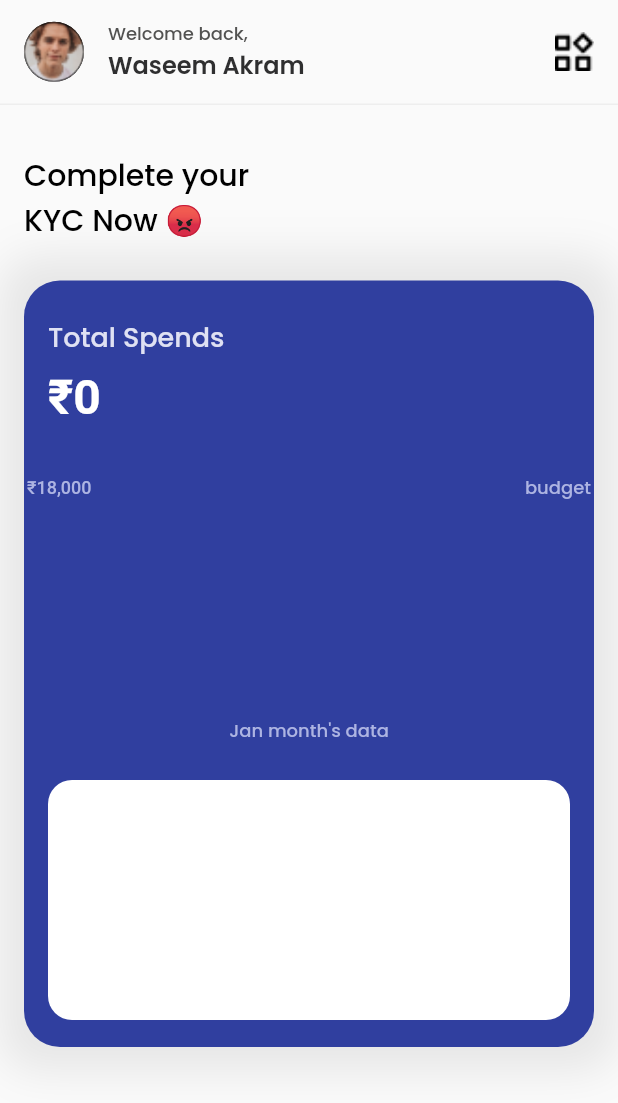
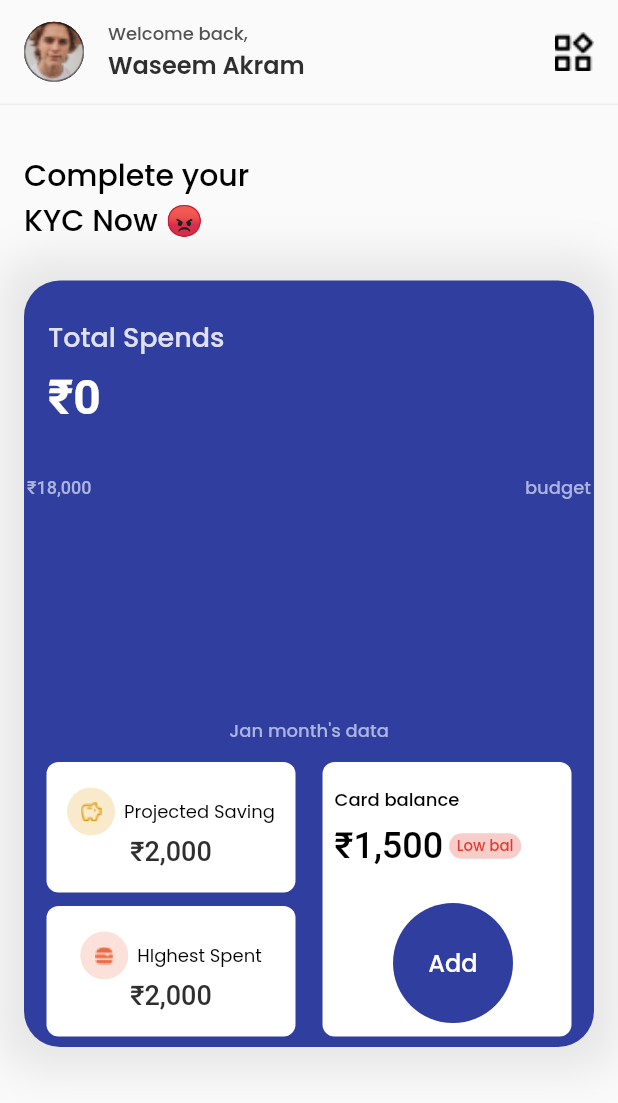
Before and after one commit to csi-vitpune/expense_tracker, a Flutter app: the screen it shows after launch, on a phone screen of 412 x 824 dp. Shown: the top 1103 px of the screen. Run offline on Flutter 3.47's test engine with Material 2 defaults, Android fonts, the phone set to English and light mode, and no system bars; our stand-ins replace google_fonts.

Commit message:
design completed for expenses widget

```diff
--- a/lib/screens/home_screen.dart
+++ b/lib/screens/home_screen.dart
@@ -1,3 +1,4 @@
+import 'package:expense_tracker/widgets/expense_track_widget.dart';
 import 'package:expense_tracker/widgets/home_page_title.dart';
 import 'package:expense_tracker/widgets/home_screen_appbar.dart';
 import 'package:expense_tracker/widgets/poppins_text.dart';
@@ -22,91 +23,7 @@ class _HomeScreenState extends State<HomeScreen> {
             children: [
               HomeScreenAppBar(),
               HomePageTitle(),
-              Padding(
-                padding: EdgeInsets.only(top: 25, left: 16, right: 16),
-                child: Container(
-                  width: double.infinity,
-                  height: 511,
-                  decoration: BoxDecoration(
-                    color: Color(0xFF303F9F),
-                    borderRadius: BorderRadius.circular(24),
-                    boxShadow: [
-                      BoxShadow(
-                        color: Color.fromRGBO(0, 0, 0, 0.08),
-                        spreadRadius: 16,
-                        blurRadius: 24,
-                        offset: Offset(0, 0), // changes position of shadow
-                      ),
-                    ],
-                  ),
-                  child: Column(
-                    crossAxisAlignment: CrossAxisAlignment.start,
-                    children: [
-                      Padding(
-                        padding: EdgeInsets.only(left: 16, top: 24),
-                        child: PoppinsText(
-                          text: 'Total Spends',
-                          fontColor: Color(0xFFDFE1F3),
-                          fontSize: 18,
-                        ),
-                      ),
-                      Padding(
-                        padding: EdgeInsets.only(left: 16, top: 8),
-                        child: Text(
-                          '₹0',
-                          style: GoogleFonts.roboto(
-                            fontSize: 32,
-                            fontWeight: FontWeight.w600,
-                            color: Color(0xFFFFFFFF),
-                          ),
-                        ),
-                      ),
-                      Padding(
-                        padding: EdgeInsets.only(top: 32, left: 2, right: 2),
-                        child: Row(
-                          mainAxisSize: MainAxisSize.max,
-                          children: [
-                            Text(
-                              '₹18,000',
-                              style: GoogleFonts.roboto(
-                                  fontSize: 12,
-                                  color: Color(0xFFADB4E2),
-                                  fontWeight: FontWeight.w500),
-                            ),
-                            Spacer(),
-                            PoppinsText(
-                              text: 'budget',
-                              fontColor: Color(0xFFADB4E2),
-                              fontSize: 12,
-                            )
-                          ],
-                        ),
-                      ),
-                      Align(
-                        alignment: Alignment.center,
-                        child: Padding(
-                          padding: EdgeInsets.only(top: 144),
-                          child: PoppinsText(
-                            text: "Jan month's data",
-                            fontColor: Color(0xFFADB4E2),
-                            fontSize: 12,
-                          ),
-                        ),
-                      ),
-
-                      Container(
-                        margin: EdgeInsets.only(top: 24, left: 16,right: 16),
-                        width: double.infinity,
-                        height: 160,
-                        decoration: BoxDecoration(
-                          color: Colors.white,
-                          borderRadius:BorderRadius.circular(16)
-                        ),
-                      )
-                    ],
-                  ),
-                ),
-              )
+              ExpenseTrackWidget()
             ],
           ),
         ),
--- /dev/null
+++ b/lib/widgets/complete_kyc_widget.dart
@@ -0,0 +1,88 @@
+import 'package:expense_tracker/widgets/poppins_text.dart';
+import 'package:expense_tracker/widgets/roboto_text.dart';
+import 'package:flutter/material.dart';
+
+class CompleteKycWidget extends StatelessWidget {
+  const CompleteKycWidget({Key? key}) : super(key: key);
+
+  @override
+  Widget build(BuildContext context) {
+    return Container(
+      margin: const EdgeInsets.only(top: 24, left: 16, right: 16),
+      width: double.infinity,
+      height: 160,
+      decoration: BoxDecoration(
+          color: Colors.white, borderRadius: BorderRadius.circular(16)),
+      child: Stack(
+        children: [
+          Align(
+            alignment: Alignment.topLeft,
+            child: Padding(
+              padding: const EdgeInsets.only(top: 16, left: 16),
+              child: Column(
+                crossAxisAlignment: CrossAxisAlignment.start,
+                children: [
+                  PoppinsText(
+                    text: 'Pending KYC',
+                    fontColor: const Color(0xFF0c0c0c),
+                    fontSize: 18,
+                  ),
+                  PoppinsText(
+                    text:
+                    "Lorem Ipsum is simply dummy text \nof the printing and typesetting\nindustry. Lorem",
+                    fontColor: const Color(0xFF000000),
+                    fontSize: 10,
+                    fontWeight: FontWeight.w400,
+                  )
+                ],
+              ),
+            ),
+          ),
+          Align(
+            alignment: Alignment.bottomLeft,
+            child: Padding(
+              padding: EdgeInsets.only(left: 16, bottom: 16),
+              child: GestureDetector(
+                child: Container(
+                  width: 146,
+                  height: 40,
+                  decoration: BoxDecoration(
+                      color: const Color(0xFFE13B30),
+                      borderRadius: BorderRadius.circular(84)),
+                  child: Center(
+                    child: RobotoText(
+                      text: "Complete Now",
+                      fontSize: 16,
+                      fontColor: const Color(0xFFFFFFFF),
+                      fontWeight: FontWeight.w400,
+                    ),
+                  ),
+                ),
+                onTap: () {},
+              ),
+            ),
+          ),
+          Positioned(
+            left: 230,
+            top: -30,
+            child: Container(
+              height: 144,
+              width: 144,
+              decoration: BoxDecoration(
+                  color: const Color(0xFFE13B30).withOpacity(0.1),
+                  shape: BoxShape.circle),
+            ),
+          ),
+          Positioned(
+            top: 24,
+            right: 28,
+            child: Image.asset(
+              'assets/images/key.png',
+              scale: 0.9,
+            ),
+          )
+        ],
+      ),
+    );
+  }
+}
--- /dev/null
+++ b/lib/widgets/expense_highlight_widget.dart
@@ -0,0 +1,61 @@
+import 'package:expense_tracker/widgets/poppins_text.dart';
+import 'package:expense_tracker/widgets/roboto_text.dart';
+import 'package:flutter/material.dart';
+
+class ExpenseHighlightWidget extends StatelessWidget {
+  Color circleColor;
+  String title;
+  String amount;
+  String asset;
+
+  ExpenseHighlightWidget(
+      {Key? key,
+      required this.circleColor,
+      required this.title,
+      required this.amount,
+      required this.asset})
+      : super(key: key);
+
+  @override
+  Widget build(BuildContext context) {
+    return Container(
+      height: 87,
+      decoration: BoxDecoration(
+          color: Colors.white, borderRadius: BorderRadius.circular(8)),
+      child: Column(
+        mainAxisAlignment: MainAxisAlignment.center,
+        crossAxisAlignment: CrossAxisAlignment.center,
+        children: [
+          Row(
+            mainAxisAlignment: MainAxisAlignment.center,
+            children: [
+              Container(
+                height: 32,
+                width: 32,
+                decoration: BoxDecoration(
+                    shape: BoxShape.circle,
+                    color: circleColor.withOpacity(0.2)),
+                child: Center(
+                  child: Image.asset(asset),
+                ),
+              ),
+              SizedBox(
+                width: 6,
+              ),
+              PoppinsText(
+                text: title,
+                fontSize: 12,
+                fontWeight: FontWeight.w400,
+              )
+            ],
+          ),
+          RobotoText(
+            text: amount,
+            fontSize: 18,
+            fontColor: Color(0xFF2F2F30),
+          )
+        ],
+      ),
+    );
+  }
+}
--- /dev/null
+++ b/lib/widgets/expense_track_widget.dart
@@ -0,0 +1,192 @@
+import 'package:expense_tracker/widgets/complete_kyc_widget.dart';
+import 'package:expense_tracker/widgets/expense_highlight_widget.dart';
+import 'package:expense_tracker/widgets/poppins_text.dart';
+import 'package:expense_tracker/widgets/roboto_text.dart';
+import 'package:flutter/material.dart';
+import 'package:google_fonts/google_fonts.dart';
+
+class ExpenseTrackWidget extends StatelessWidget {
+  ExpenseTrackWidget({Key? key}) : super(key: key);
+
+  bool kycCompleted = true;
+
+  @override
+  Widget build(BuildContext context) {
+    return Padding(
+      padding: EdgeInsets.only(top: 25, left: 16, right: 16),
+      child: Container(
+        width: double.infinity,
+        height: 511,
+        decoration: BoxDecoration(
+          color: Color(0xFF303F9F),
+          borderRadius: BorderRadius.circular(24),
+          boxShadow: const [
+            BoxShadow(
+              color: Color.fromRGBO(0, 0, 0, 0.08),
+              spreadRadius: 16,
+              blurRadius: 24,
+              offset: Offset(0, 0), // changes position of shadow
+            ),
+          ],
+        ),
+        child: Column(
+          crossAxisAlignment: CrossAxisAlignment.start,
+          children: [
+            Padding(
+              padding: const EdgeInsets.only(left: 16, top: 24),
+              child: PoppinsText(
+                text: 'Total Spends',
+                fontColor: Color(0xFFDFE1F3),
+                fontSize: 18,
+              ),
+            ),
+            Padding(
+              padding: EdgeInsets.only(left: 16, top: 8),
+              child: RobotoText(
+                text: "₹0",
+                fontSize: 32,
+                fontColor: const Color(0xFFFFFFFF),
+                fontWeight: FontWeight.w600,
+              ),
+            ),
+            Padding(
+              padding: EdgeInsets.only(top: 32, left: 2, right: 2),
+              child: Row(
+                mainAxisSize: MainAxisSize.max,
+                children: [
+                  RobotoText(
+                    text: "₹18,000",
+                    fontSize: 12,
+                    fontColor: const Color(0xFFADB4E2),
+                  ),
+                  const Spacer(),
+                  PoppinsText(
+                    text: 'budget',
+                    fontColor: Color(0xFFADB4E2),
+                    fontSize: 12,
+                  )
+                ],
+              ),
+            ),
+            Align(
+              alignment: Alignment.center,
+              child: Padding(
+                padding: const EdgeInsets.only(top: 144),
+                child: PoppinsText(
+                  text: "Jan month's data",
+                  fontColor: const Color(0xFFADB4E2),
+                  fontSize: 12,
+                ),
+              ),
+            ),
+            kycCompleted
+                ? Padding(
+                    padding:
+                        const EdgeInsets.only(top: 12, left: 15, right: 15),
+                    child: Row(
+                      children: [
+                        Expanded(
+                          child: Column(
+                            children: [
+                              ExpenseHighlightWidget(
+                                  circleColor: Color(0xffE19500),
+                                  title: "Projected Saving",
+                                  amount: "₹2,000",
+                                  asset: 'assets/icons/pig.png'),
+                              SizedBox(
+                                height: 9,
+                              ),
+                              ExpenseHighlightWidget(
+                                  circleColor: Color(0xffEB6842),
+                                  title: "HIghest Spent",
+                                  amount: "₹2,000",
+                                  asset: "assets/icons/burger.png")
+                            ],
+                          ),
+                        ),
+                        SizedBox(
+                          width: 18,
+                        ),
+                        Expanded(
+                          child: Container(
+                            height: 183,
+                            decoration: BoxDecoration(
+                              color: Colors.white,
+                              borderRadius: BorderRadius.circular(8),
+                            ),
+                            child: Padding(
+                              padding: const EdgeInsets.only(left: 8, top: 16),
+                              child: Column(
+                                crossAxisAlignment: CrossAxisAlignment.start,
+                                children: [
+                                  PoppinsText(
+                                    text: "Card balance",
+                                    fontSize: 12,
+                                  ),
+                                  SizedBox(
+                                    height: 8,
+                                  ),
+                                  Row(
+                                    children: [
+                                      RobotoText(
+                                        text: "₹1,500",
+                                        fontSize: 24,
+                                      ),
+                                      SizedBox(
+                                        width: 4,
+                                      ),
+                                      Container(
+                                        height: 17,
+                                        width: 48,
+                                        decoration: BoxDecoration(
+                                          borderRadius:
+                                              BorderRadius.circular(32),
+                                          color: Color(0xFFE13B30)
+                                              .withOpacity(0.26),
+                                        ),
+                                        child: Center(
+                                            child: PoppinsText(
+                                          text: "Low bal",
+                                          fontColor: Color(0xFFE13B30),
+                                          fontSize: 10,
+                                        )),
+                                      )
+                                    ],
+                                  ),
+                                  SizedBox(
+                                    height: 24,
+                                  ),
+                                  Center(
+                                    child: Container(
+                                      height: 80,
+                                      width: 80,
+                                      decoration: BoxDecoration(
+                                          shape: BoxShape.circle,
+                                          color: Color(0xff303F9F)),
+                                      child: Center(
+                                        child: GestureDetector(
+                                          onTap: () {},
+                                          child: PoppinsText(
+                                            text: 'Add',
+                                            fontSize: 16,
+                                            fontColor: Colors.white,
+                                          ),
+                                        ),
+                                      ),
+                                    ),
+                                  )
+                                ],
+                              ),
+                            ),
+                          ),
+                        )
+                      ],
+                    ),
+                  )
+                : CompleteKycWidget()
+          ],
+        ),
+      ),
+    );
+  }
+}
--- /dev/null
+++ b/lib/widgets/roboto_text.dart
@@ -0,0 +1,28 @@
+import 'package:flutter/material.dart';
+import 'package:google_fonts/google_fonts.dart';
+
+class RobotoText extends StatelessWidget {
+  String text;
+  double fontSize;
+  Color fontColor;
+  FontWeight fontWeight;
+  FontStyle fontStyle;
+  RobotoText({Key? key, required this.text,
+    this.fontStyle = FontStyle.normal,
+    this.fontColor = Colors.black,
+    this.fontWeight = FontWeight.w500,
+    this.fontSize = 12}) : super(key: key);
+
+  @override
+  Widget build(BuildContext context) {
+    return Text(
+      text,
+      style: GoogleFonts.roboto(
+        fontSize: fontSize,
+        fontWeight: fontWeight,
+        color: fontColor,
+        fontStyle: fontStyle
+      ),
+    );
+  }
+}
```
Also changed, not shown: assets/icons/burger.png (added), assets/icons/pig.png (added), assets/images/key.png (added).
